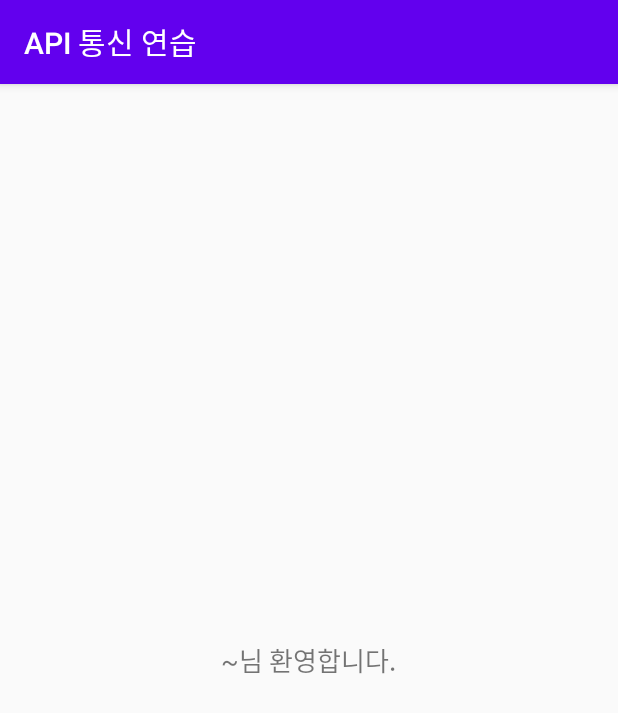
After one commit to nagasee0526/APIPractice_200613, an Android app: the MainActivity screen opened directly, with no data from a screen before it, on a phone screen of 412 x 824 dp. The commit adds this screen. Shown: the top 713 px of the screen. Run offline under Robolectric (Android 15) with nearby library versions, the phone set to English and light mode, and no system bars.

Commit message:
메인화면에서 로그인한 사람의 닉네임을 출력할 준비

```diff
--- a/app/src/main/AndroidManifest.xml
+++ b/app/src/main/AndroidManifest.xml
@@ -12,7 +12,8 @@
         android:supportsRtl="true"
         android:theme="@style/AppTheme"
         android:usesCleartextTraffic="true">
-        <activity android:name=".SignUpActivity"></activity>
+        <activity android:name=".MainActivity"></activity>
+        <activity android:name=".SignUpActivity" />
         <activity android:name=".LoginActivity">
             <intent-filter>
                 <action android:name="android.intent.action.MAIN" />
--- a/app/src/main/java/com/ubis/apipractice_200613/LoginActivity.kt
+++ b/app/src/main/java/com/ubis/apipractice_200613/LoginActivity.kt
@@ -47,11 +47,14 @@ class LoginActivity : baseActivity() {
 
                     val mData =json.getJSONObject("data")
                     val mUser = mData.getJSONObject("user")
-                    val mNick = mUser.getString("email")
+                    val mNick = mUser.getString("nick_name")
 
                     runOnUiThread {
                         Toast.makeText(mContext, "${mNick} 님 환영합니다.", Toast.LENGTH_SHORT).show()
                     }
+
+                    val myIntent = Intent(mContext, MainActivity::class.java)
+                    startActivity(myIntent)
                 }
                 else { // 로그인 실패 - 실패사유 message에 적힌 사유 확인
                     val message =json.getString("message")
--- /dev/null
+++ b/app/src/main/java/com/ubis/apipractice_200613/MainActivity.kt
@@ -0,0 +1,22 @@
+package com.ubis.apipractice_200613
+
+import androidx.appcompat.app.AppCompatActivity
+import android.os.Bundle
+
+class MainActivity : baseActivity() {
+
+    override fun onCreate(savedInstanceState: Bundle?) {
+        super.onCreate(savedInstanceState)
+        setContentView(R.layout.activity_main)
+
+        setValues()
+        setEvents()
+    }
+
+    override fun setValues() {
+    }
+
+    override fun setEvents() { //서버에서 내 정보를 받아와서 하면에 뿌려준다
+
+    }
+}
--- /dev/null
+++ b/app/src/main/res/layout/activity_main.xml
@@ -0,0 +1,18 @@
+<?xml version="1.0" encoding="utf-8"?>
+<LinearLayout xmlns:android="http://schemas.android.com/apk/res/android"
+    xmlns:app="http://schemas.android.com/apk/res-auto"
+    xmlns:tools="http://schemas.android.com/tools"
+    android:layout_width="match_parent"
+    android:layout_height="match_parent"
+    android:orientation="vertical"
+    android:gravity="center"
+    tools:context=".MainActivity">
+
+    <TextView
+        android:id="@+id/loginUserNickName"
+        android:layout_width="wrap_content"
+        android:layout_height="wrap_content"
+        android:textSize="17sp"
+        android:text="~님 환영합니다."/>
+
+</LinearLayout>
```
Also changed, not shown: app/src/main/java/com/ubis/apipractice_200613/SignUpActivity.kt (+33 -3 lines), app/src/main/java/com/ubis/apipractice_200613/utils/ServerUtils.kt (+44 -0 lines).
